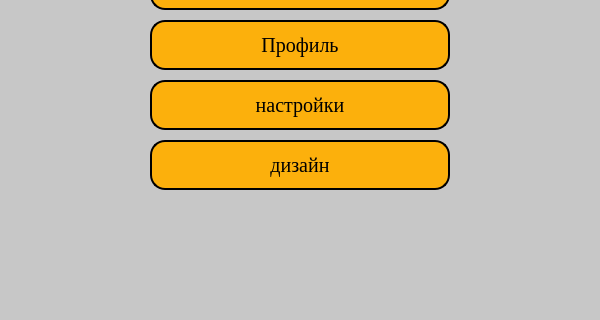
This is AllActivities/MainMenu.ui in AmirHai/project_2048 as Qt 5 draws it before an edit; both pictures show x 0 to 600 and y 290 to 610 of the 600 by 800 pixel window. The edited form follows.
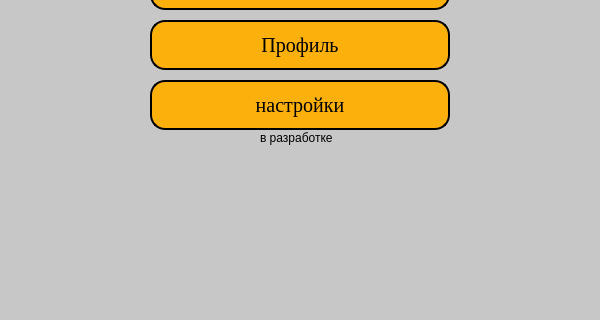
This is the edited form.

Diff of the .ui file:
```diff
--- a/AllActivities/MainMenu.ui
+++ b/AllActivities/MainMenu.ui
@@ -143,31 +143,17 @@
     <string>настройки</string>
    </property>
   </widget>
-  <widget class="QPushButton" name="btn_design">
+  <widget class="QLabel" name="label_3">
    <property name="geometry">
     <rect>
-     <x>150</x>
-     <y>430</y>
-     <width>300</width>
-     <height>50</height>
+     <x>260</x>
+     <y>420</y>
+     <width>100</width>
+     <height>16</height>
     </rect>
    </property>
-   <property name="font">
-    <font>
-     <family>Times New Roman</family>
-     <pointsize>15</pointsize>
-    </font>
-   </property>
-   <property name="styleSheet">
-    <string notr="true">background-color: rgb(255, 174, 0, 240);
-border-radius: 15px;
-border-color: black;
-border-style: outset;
-border-width: 2px;
-border-radius: 15px;</string>
-   </property>
    <property name="text">
-    <string>дизайн</string>
+    <string>в разработке</string>
    </property>
   </widget>
  </widget>
```
